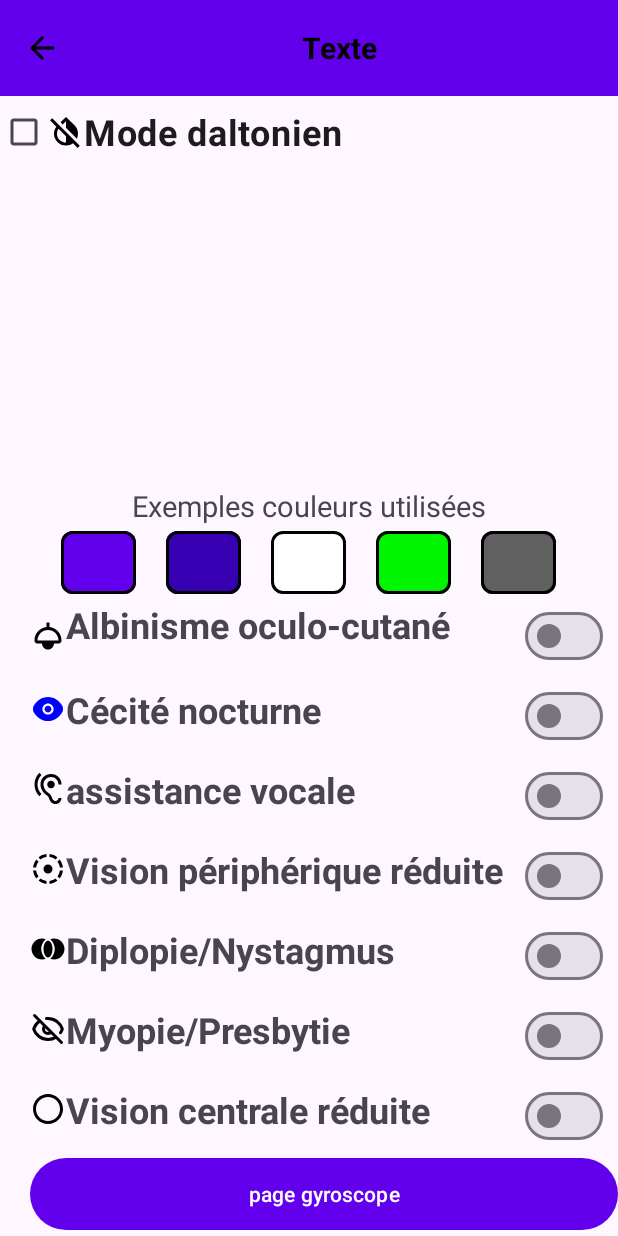
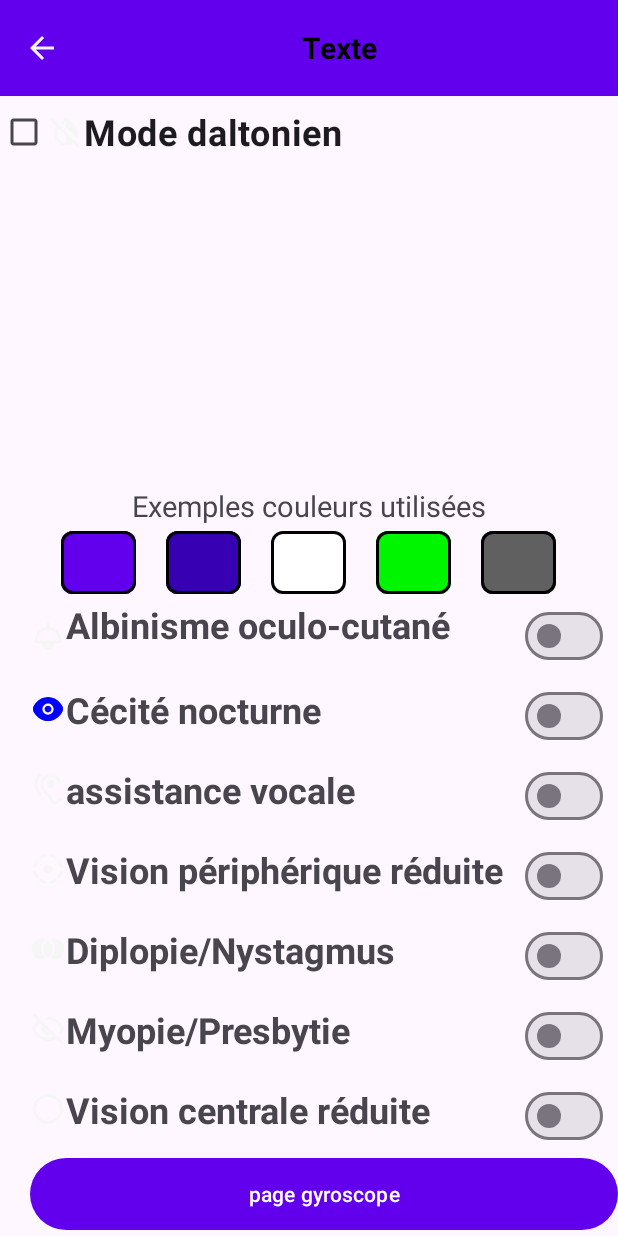
Before and after one commit to Rafale2000/QuestEase-SAE6.01, an Android app: the Parametres screen opened directly, with no data from a screen before it, on a phone screen of 412 x 824 dp. Run offline under Robolectric (Android 15) with nearby library versions, the phone set to English and light mode, and no system bars.

Commit message:
-Rajout classe Theme qui doit servir d'héritage aux activités. -modification logo questease.png -Rajout du fichier dimensions pour adapter la taille des textes par défault

```diff
--- a/app/src/main/java/com/example/questease/Parametres.java
+++ b/app/src/main/java/com/example/questease/Parametres.java
@@ -3,10 +3,14 @@ package com.example.questease;
 import android.content.Intent;
 import android.content.SharedPreferences;
 import android.os.Bundle;
+import android.text.Layout;
 import android.util.Log;
 import android.view.View;
 import android.widget.Button;
 import android.widget.CheckBox;
+import android.widget.LinearLayout;
+import android.widget.TextView;
+
 import androidx.activity.EdgeToEdge;
 import androidx.appcompat.app.AppCompatActivity;
 import androidx.core.graphics.Insets;
@@ -14,7 +18,12 @@ import androidx.core.view.ViewCompat;
 import androidx.core.view.WindowInsetsCompat;
 import com.google.android.material.materialswitch.MaterialSwitch;
 import com.example.questease.MainActivity;
-public class Parametres extends AppCompatActivity {
+
+import java.util.ArrayList;
+import java.util.Arrays;
+import java.util.List;
+
+public class Parametres extends Theme {
     private SharedPreferences sharedPreferences;
     private static final String PREFS_NAME = "QuestEasePrefs";
     private boolean isCreated = false;
@@ -26,6 +35,7 @@ public class Parametres extends AppCompatActivity {
         super.onCreate(savedInstanceState);
         EdgeToEdge.enable(this);
         sharedPreferences = getSharedPreferences(PREFS_NAME, MODE_PRIVATE);
+        //applique le thème
         ApplyParameters(sharedPreferences);
         setContentView(R.layout.activity_parametres);
         ViewCompat.setOnApplyWindowInsetsListener(findViewById(R.id.main), (v, insets) -> {
@@ -41,12 +51,40 @@ public class Parametres extends AppCompatActivity {
                 startActivity(intent);
             }
         });
-        //ApplyParameters(sharedPreferences);
+        //elements a taille variable
+        TextView colorSampleText = findViewById(R.id.colorSamplesText);
+        TextView albinismeText = findViewById(R.id.albinismeText);
+        TextView ceciteTexte = findViewById(R.id.ceciteTexte);
+        TextView poledTexte = findViewById(R.id.poledTexte);
+        TextView peripheriqueText = findViewById(R.id.peripheriqueText);
+        TextView DiplopienystagmusTexte = findViewById(R.id.DiplopienystagmusTexte);
+        TextView MyopiepresbytieTexte = findViewById(R.id.MyopiepresbytieTexte);
+        TextView VisionCentraleReduiteTexte = findViewById(R.id.VisionCentraleReduiteTexte);
         CheckBox daltonisme = findViewById(R.id.checkbox_parent);
         CheckBox deuteranomalie = findViewById(R.id.deuteranomalie);
         CheckBox deuteranopie = findViewById(R.id.deuteranopie);
         CheckBox protanomalie = findViewById(R.id.protanomalie);
         CheckBox protanopie = findViewById(R.id.protanopie);
+        List<View> views = new ArrayList<>(Arrays.asList(
+                colorSampleText,
+                albinismeText,
+                ceciteTexte,
+                poledTexte,
+                peripheriqueText,
+                DiplopienystagmusTexte,
+                MyopiepresbytieTexte,
+                VisionCentraleReduiteTexte,
+                daltonisme,
+                deuteranomalie
+                ,deuteranopie
+                ,protanomalie
+                ,protanopie
+        ));
+
+
+        if(sharedPreferences.getBoolean("myopie",false) == true){
+            adjustTextSize(views);
+        }
         deuteranomalie.setVisibility(View.GONE);
         deuteranopie.setVisibility(View.GONE);
         protanomalie.setVisibility(View.GONE);
@@ -78,7 +116,6 @@ public class Parametres extends AppCompatActivity {
         deuteranomalie.setChecked(sharedPreferences.getInt("daltonisme",0) == 3);
         deuteranopie.setChecked(sharedPreferences.getInt("daltonisme",0) == 4);
 
-        // Vérifiez et créez des entrées si elles n'existent pas
         initializeBooleanPreference("vision_centrale_reduite", false);
         initializeBooleanPreference("myopie", false);
         initializeBooleanPreference("diplopie", false);
@@ -88,37 +125,85 @@ public class Parametres extends AppCompatActivity {
         initializeBooleanPreference("albinisme", false);
         initializePreference("daltonisme",0);
 
+        LinearLayout layout_vision = findViewById(R.id.layout_vision_centrale_reduite);
+        LinearLayout layout_myopie = findViewById(R.id.layout_myopie);
+        LinearLayout layout_diplopie = findViewById(R.id.layout_diplopie);
+        LinearLayout layout_peripherique = findViewById(R.id.layout_peripherique);
+        LinearLayout layout_vocal = findViewById(R.id.layout_poled);
+        LinearLayout layout_cecite = findViewById(R.id.layout_cecite);
+        LinearLayout layout_albinisme = findViewById(R.id.layout_albinisme);
+
+
+
+        layout_vision.setOnClickListener(new View.OnClickListener() {
+            @Override
+            public void onClick(View view) {
+                VisionCentraleReduite.performClick();
+            }
+
+        });
         VisionCentraleReduite.setOnClickListener(view -> {
             boolean isChecked = VisionCentraleReduite.isChecked();
             sharedPreferences.edit().putBoolean("vision_centrale_reduite", isChecked).apply();
 
         });
-
+        layout_myopie.setOnClickListener(new View.OnClickListener() {
+            @Override
+            public void onClick(View view) {
+                Myopiepresbytie.performClick();
+            }
+        });
         Myopiepresbytie.setOnClickListener(view -> {
             boolean isChecked = Myopiepresbytie.isChecked();
             sharedPreferences.edit().putBoolean("myopie", isChecked).apply();
+            recreate();
         });
-
+        layout_diplopie.setOnClickListener(new View.OnClickListener() {
+            @Override
+            public void onClick(View view) {
+                Diplopienystagmus.performClick();
+            }
+        });
         Diplopienystagmus.setOnClickListener(view -> {
             boolean isChecked = Diplopienystagmus.isChecked();
             sharedPreferences.edit().putBoolean("diplopie", isChecked).apply();
         });
-
+        layout_peripherique.setOnClickListener(new View.OnClickListener() {
+            @Override
+            public void onClick(View view) {
+                peripherique.performClick();
+            }
+        });
         peripherique.setOnClickListener(view -> {
             boolean isChecked = peripherique.isChecked();
             sharedPreferences.edit().putBoolean("vision_peripherique", isChecked).apply();
         });
-
+        layout_vocal.setOnClickListener(new View.OnClickListener() {
+            @Override
+            public void onClick(View view) {
+                vocal.performClick();
+            }
+        });
         vocal.setOnClickListener(view -> {
             boolean isChecked = vocal.isChecked();
             sharedPreferences.edit().putBoolean("assistance_vocale", isChecked).apply();
         });
-
+        layout_cecite.setOnClickListener(new View.OnClickListener() {
+            @Override
+            public void onClick(View view) {
+                cecite.performClick();
+            }
+        });
         cecite.setOnClickListener(view -> {
             boolean isChecked = cecite.isChecked();
             sharedPreferences.edit().putBoolean("cecite", isChecked).apply();
         });
-
+        layout_albinisme.setOnClickListener(new View.OnClickListener() {
+            @Override
+            public void onClick(View view) {
+                albinisme.performClick();
+            }
+        });
         albinisme.setOnClickListener(view -> {
             boolean isChecked = albinisme.isChecked();
             sharedPreferences.edit().putBoolean("albinisme", isChecked).apply();
@@ -218,6 +303,7 @@ public class Parametres extends AppCompatActivity {
             sharedPreferences.edit().putBoolean(key, defaultValue).apply();
         }
     }
+
     /*@Override
     protected void onRestart() {
         super.onRestart();
@@ -230,22 +316,4 @@ public class Parametres extends AppCompatActivity {
         super.onPause();
         this.isCreated = false;
     }*/
-
-    public void ApplyParameters(SharedPreferences sharedPreferences){
-        //Protanomalie = 1
-        //Protanopie = 2
-        //deuteranomalie = 3
-        //deuteranopie = 4
-        Log.d("SharedPreferences", "Valeur de daltonisme: " + sharedPreferences.getInt("daltonisme", 0));
-        Log.d("SharedPreferences","je vais essayer d'appliquer un thème");
-        if(sharedPreferences.getInt("daltonisme",0)== 1) {
-            setTheme(R.style.Theme_Questease_Protanomalie);}
-        else if(sharedPreferences.getInt("daltonisme",0)== 2){
-            setTheme(R.style.Theme_Questease_Protanopie);
-        } else if (sharedPreferences.getInt("daltonisme",0)==3) {
-            setTheme(R.style.Theme_Questease_Deuteranomalie);
-        } else if (sharedPreferences.getInt("daltonisme",0) == 4) {
-            setTheme(R.style.Theme_Questease_deuteranopie);
-        }
-    }
 }
--- a/app/src/main/res/drawable/baseline_hearing_24.xml
+++ b/app/src/main/res/drawable/baseline_hearing_24.xml
@@ -1,5 +1,3 @@
 <vector xmlns:android="http://schemas.android.com/apk/res/android" android:height="24dp" android:tint="?attr/iconcolor" android:viewportHeight="24" android:viewportWidth="24" android:width="24dp">
-
     <path android:fillColor="@android:color/white" android:pathData="M17,20c-0.29,0 -0.56,-0.06 -0.76,-0.15 -0.71,-0.37 -1.21,-0.88 -1.71,-2.38 -0.51,-1.56 -1.47,-2.29 -2.39,-3 -0.79,-0.61 -1.61,-1.24 -2.32,-2.53C9.29,10.98 9,9.93 9,9c0,-2.8 2.2,-5 5,-5s5,2.2 5,5h2c0,-3.93 -3.07,-7 -7,-7S7,5.07 7,9c0,1.26 0.38,2.65 1.07,3.9 0.91,1.65 1.98,2.48 2.85,3.15 0.81,0.62 1.39,1.07 1.71,2.05 0.6,1.82 1.37,2.84 2.73,3.55 0.51,0.23 1.07,0.35 1.64,0.35 2.21,0 4,-1.79 4,-4h-2c0,1.1 -0.9,2 -2,2zM7.64,2.64L6.22,1.22C4.23,3.21 3,5.96 3,9s1.23,5.79 3.22,7.78l1.41,-1.41C6.01,13.74 5,11.49 5,9s1.01,-4.74 2.64,-6.36zM11.5,9c0,1.38 1.12,2.5 2.5,2.5s2.5,-1.12 2.5,-2.5 -1.12,-2.5 -2.5,-2.5 -2.5,1.12 -2.5,2.5z"/>
-
 </vector>
--- a/app/src/main/res/layout/activity_parametres.xml
+++ b/app/src/main/res/layout/activity_parametres.xml
@@ -25,7 +25,7 @@
             android:layout_width="match_parent"
             android:layout_height="wrap_content"
             android:text="Mode daltonien"
-            android:textSize="24dp"
+            android:textSize="@dimen/text_size_large"
             android:drawableStart="@drawable/baseline_invert_colors_off_24"
             android:textStyle="bold"
             app:layout_constraintStart_toStartOf="parent"
@@ -47,7 +47,7 @@
             android:layout_height="40dp"
             android:layout_marginLeft="40dp"
             android:text="Deutéranomalie"
-            android:textSize="24dp"
+            android:textSize="@dimen/text_size_large"
             android:textStyle="bold"/>
 
         <CheckBox
@@ -56,7 +56,7 @@
             android:layout_height="wrap_content"
             android:layout_marginLeft="40dp"
             android:text="Deutéranopie"
-            android:textSize="24dp"
+            android:textSize="@dimen/text_size_large"
             android:textStyle="bold"/>
 
         <CheckBox
@@ -65,7 +65,7 @@
             android:layout_height="wrap_content"
             android:layout_marginLeft="40dp"
             android:text="Protanomalie"
-            android:textSize="24dp"
+            android:textSize="@dimen/text_size_large"
             android:textStyle="bold"/>
 
 
@@ -74,7 +74,7 @@
             android:layout_width="363dp"
             android:layout_height="wrap_content"
             android:layout_marginLeft="40dp"
-            android:textSize="24dp"
+            android:textSize="@dimen/text_size_large"
             android:text="Protanopie"
             android:textStyle="bold"/>
 
@@ -96,8 +96,7 @@
             android:layout_width="wrap_content"
             android:layout_height="wrap_content"
             android:text="Exemples couleurs utilisées"
-            android:textSize="19dp"
-            >
+            android:textSize="@dimen/text_size_medium">
 
         </TextView>
     </LinearLayout>
@@ -116,7 +115,6 @@
             android:id="@+id/PrimaryColorButton"
             android:layout_width="50dp"
             android:layout_height="50dp"
-
             app:cornerRadius="8dp"
             android:layout_marginHorizontal="10dp"
             android:backgroundTint="?attr/colorPrimary"
@@ -181,17 +179,19 @@
         android:layout_marginLeft="20dp">
 
         <LinearLayout
+            android:id ="@+id/layout_albinisme"
             android:layout_width="match_parent"
             android:layout_height="wrap_content">
 
             <TextView
-                android:id="@+id/albinismetext"
+                android:id="@+id/albinismeText"
                 android:layout_width="0dp"
                 android:layout_height="match_parent"
                 android:layout_weight="1"
-                android:textSize="24dp"
+                android:textSize="@dimen/text_size_large"
                 android:checked="false"
                 android:drawableStart="@drawable/baseline_light_24"
+                android:drawableTint="?attr/iconcolor"
                 android:text="Albinisme oculo-cutané"
                 android:textStyle="bold"
 
@@ -210,6 +210,7 @@
         </LinearLayout>
 
         <LinearLayout
+            android:id="@+id/layout_cecite"
             android:layout_width="match_parent"
             android:layout_height="wrap_content"
             android:orientation="horizontal"
@@ -220,7 +221,7 @@
                 android:layout_width="0dp"
                 android:layout_height="wrap_content"
                 android:layout_weight="1"
-                android:textSize="24dp"
+                android:textSize="@dimen/text_size_large"
                 android:drawableStart="@drawable/eye_svgrepo_com"
                 android:text="Cécité nocturne"
                 android:textStyle="bold"/>
@@ -233,6 +234,7 @@
         </LinearLayout>
 
         <LinearLayout
+            android:id="@+id/layout_poled"
             android:layout_width="match_parent"
             android:layout_height="wrap_content"
             android:layout_marginTop="5dp">
@@ -244,7 +246,8 @@
                 android:layout_weight="1"
                 android:drawableStart="@drawable/baseline_hearing_24"
                 android:text="assistance vocale"
-                android:textSize="24dp"
+                android:drawableTint="?attr/iconcolor"
+                android:textSize="@dimen/text_size_large"
                 android:textStyle="bold" />
             <com.google.android.material.materialswitch.MaterialSwitch
                 android:id="@+id/poled"
@@ -255,6 +258,7 @@
                 </LinearLayout>
 
         <LinearLayout
+            android:id="@+id/layout_peripherique"
             android:layout_width="match_parent"
             android:layout_height="wrap_content"
             android:paddingTop="5dp">
@@ -262,7 +266,8 @@
                 android:id="@+id/peripheriqueText"
                 android:layout_width="0dp"
                 android:layout_height="wrap_content"
-                android:textSize="24dp"
+                android:drawableTint="?attr/iconcolor"
+                android:textSize="@dimen/text_size_large"
                 android:layout_weight="1"
                 android:drawableStart="@drawable/baseline_filter_tilt_shift_24"
                 android:text="Vision périphérique réduite"
@@ -278,6 +283,7 @@
         </LinearLayout>
 
         <LinearLayout
+            android:id="@+id/layout_diplopie"
             android:layout_width="match_parent"
             android:layout_height="wrap_content"
             android:paddingTop="5dp">
@@ -288,7 +294,8 @@
                 android:layout_height="wrap_content"
                 android:layout_weight="1"
                 android:text="Diplopie/Nystagmus"
-                android:textSize="24dp"
+                android:drawableTint="?attr/iconcolor"
+                android:textSize="@dimen/text_size_large"
                 android:drawableStart="@drawable/baseline_join_full_24"
                 android:textStyle="bold" />
     <com.google.android.material.materialswitch.MaterialSwitch
@@ -303,6 +310,7 @@
         </LinearLayout>
 
         <LinearLayout
+            android:id="@+id/layout_myopie"
             android:layout_width="match_parent"
             android:layout_height="wrap_content"
             android:paddingTop="5dp">
@@ -311,8 +319,9 @@
                 android:id="@+id/MyopiepresbytieTexte"
                 android:layout_width="0dp"
                 android:layout_height="wrap_content"
+                android:drawableTint="?attr/iconcolor"
                 android:layout_weight="1"
-                android:textSize="24dp"
+                android:textSize="@dimen/text_size_large"
                 android:drawableStart="@drawable/eye_slash_svgrepo_com_1_"
                 android:text="Myopie/Presbytie"
                 android:textStyle="bold" />
@@ -326,16 +335,18 @@
         </LinearLayout>
 
         <LinearLayout
+            android:id="@+id/layout_vision_centrale_reduite"
             android:layout_width="match_parent"
             android:layout_height="wrap_content"
             android:paddingTop="5dp">
 
             <TextView
-                android:id="@+id/VisionCentraleRéduiteTexte"
+                android:id="@+id/VisionCentraleReduiteTexte"
                 android:layout_width="0dp"
                 android:layout_height="wrap_content"
+                android:drawableTint="?attr/iconcolor"
                 android:layout_weight="1"
-                android:textSize="24dp"
+                android:textSize="@dimen/text_size_large"
                 android:drawableStart="@drawable/baseline_panorama_fish_eye_24"
                 android:text="Vision centrale réduite"
                 android:textStyle="bold" />
--- a/app/src/main/res/values-night/themes.xml
+++ b/app/src/main/res/values-night/themes.xml
@@ -11,19 +11,19 @@
         <item name="colorProfileBackground">#899295</item>
         <item name="iconcolor">#FFFFFF</item>
         <item name="texte">#FFFFFF</item>
-        <item name="bordercolor">#000000</item>
+        <item name="bordercolor">#F6F6F6</item>
     </style>
     <style name="Theme.Questease.Deuteranomalie" parent="Theme.Material3.DayNight.NoActionBar">
         <item name="colorPrimary">#3366CC</item> <!-- Bleu vif, facilement perçu -->
         <item name="colorPrimaryVariant">#254E88</item> <!-- Bleu plus foncé -->
         <item name="colorOnPrimary">#FFFFFF</item> <!-- Texte blanc sur fond bleu -->
-        <item name="colorButtonBackground">#F60000</item> <!-- Vert clair (atténué) -->
+        <item name="colorButtonBackground">#00A4A4</item> <!-- Vert clair (atténué) -->
         <item name="colorButtonBackground2">#CCCCFF</item> <!-- Bleu clair pour variation -->
         <item name="colorButtonText">#000000</item> <!-- Texte noir -->
         <item name="colorProfileBackground">#B3B3CC</item> <!-- Gris-bleu pour profil -->
         <item name="iconcolor">#FFFFFF</item> <!-- Blanc pour les icônes -->
         <item name="texte">#FFFFFF</item> <!-- Texte blanc général -->
-        <item name="bordercolor">#000000</item> <!-- Bordure noire pour contraste -->
+        <item name="bordercolor">#F6F6F6</item> <!-- Bordure noire pour contraste -->
     </style>
     <style name="Theme.Questease.Deuteranopie" parent="Theme.Material3.DayNight.NoActionBar">
         <item name="colorPrimary">#336699</item> <!-- Bleu plus foncé pour éviter confusion rouge-vert -->
@@ -35,7 +35,7 @@
         <item name="colorProfileBackground">#B3B3B3</item> <!-- Gris pour fond de profil -->
         <item name="iconcolor">#FFFFFF</item> <!-- Icônes blanches -->
         <item name="texte">#FFFFFF</item> <!-- Texte blanc -->
-        <item name="bordercolor">#000000</item> <!-- Bordure noire -->
+        <item name="bordercolor">#F6F6F6</item> <!-- Bordure noire -->
     </style>
     <style name="Theme.Questease.Protanomalie" parent="Theme.Material3.DayNight.NoActionBar">
         <item name="colorPrimary">#4C4CB3</item> <!-- Bleu-violet adapté -->
@@ -47,7 +47,7 @@
         <item name="colorProfileBackground">#C0C0C0</item> <!-- Gris clair pour le profil -->
         <item name="iconcolor">#FFFFFF</item> <!-- Icônes blanches -->
         <item name="texte">#FFFFFF</item> <!-- Texte blanc -->
-        <item name="bordercolor">#000000</item> <!-- Bordure noire -->
+        <item name="bordercolor">#F6F6F6</item> <!-- Bordure noire -->
     </style>
     <style name="Theme.Questease.Protanopie" parent="Theme.Material3.DayNight.NoActionBar">
         <item name="colorPrimary">#333399</item> <!-- Bleu foncé, évitant rouge-vert -->
@@ -59,7 +59,7 @@
         <item name="colorProfileBackground">#D3D3D3</item> <!-- Gris pour fond de profil -->
         <item name="iconcolor">#FFFFFF</item> <!-- Icônes blanches -->
         <item name="texte">#FFFFFF</item> <!-- Texte blanc -->
-        <item name="bordercolor">#000000</item> <!-- Bordure noire -->
+        <item name="bordercolor">#F6F6F6</item> <!-- Bordure noire -->
     </style>
 
 </resources>
--- a/app/src/main/res/values/attrs.xml
+++ b/app/src/main/res/values/attrs.xml
@@ -9,4 +9,8 @@
     <attr name="iconcolor" format="color"/>
     <attr name="texte" format="color"/>
     <attr name="bordercolor" format="color"/>
+    <attr name="text_size_small" format="dimension"/>
+    <attr name="text_size_medium" format="dimension"/>
+    <attr name="text_size_large" format="dimension"/>
+    <attr name="text_size_xlarge" format="dimension"/>
 </resources>
--- a/app/src/main/res/values/themes.xml
+++ b/app/src/main/res/values/themes.xml
@@ -10,9 +10,10 @@
         <item name="colorButtonBackground2">#606060</item>
         <item name="colorButtonText">#000000</item> <!-- Texte du bouton -->
         <item name="colorProfileBackground">#4c4745</item>
-        <item name="iconcolor">#000000</item>
+        <item name="iconcolor">#F6F6F6</item>
         <item name="texte">#000000</item>
         <item name="bordercolor">#000000</item> <!-- couleur utilisé pour contraster les samples de couleur et le fond -->
+
     </style>
 
     <style name="Theme.Questease.Deuteranomalie" parent="Theme.Questease">
```
Also changed, not shown: app/src/main/java/com/example/questease/MainActivity.java (+23 -20 lines), app/src/main/java/com/example/questease/Searchlobby.java (+16 -1 lines), app/src/main/java/com/example/questease/Theme.java (added, +84 -0 lines), app/src/main/res/layout/activity_lobby.xml (+5 -6 lines), app/src/main/res/layout/activity_main.xml (+4 -25 lines), app/src/main/res/layout/activity_searchlobby.xml (+11 -11 lines), app/src/main/res/values/dimens.xml (added, +13 -0 lines), app/src/main/res/drawable/questease.png.
